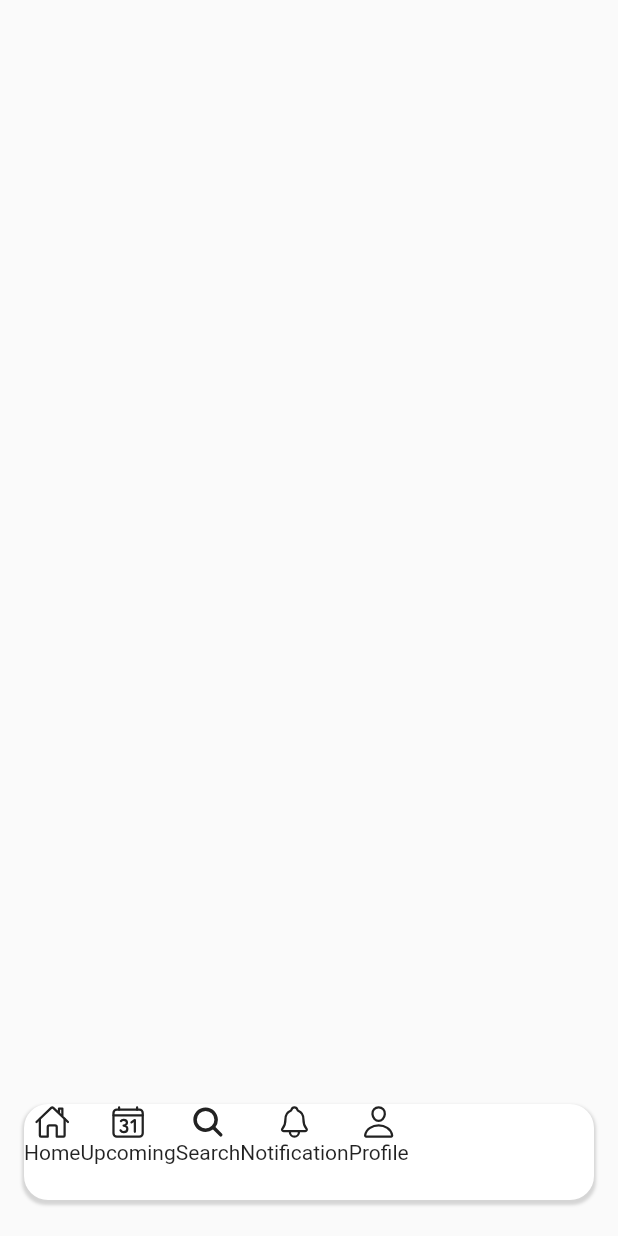
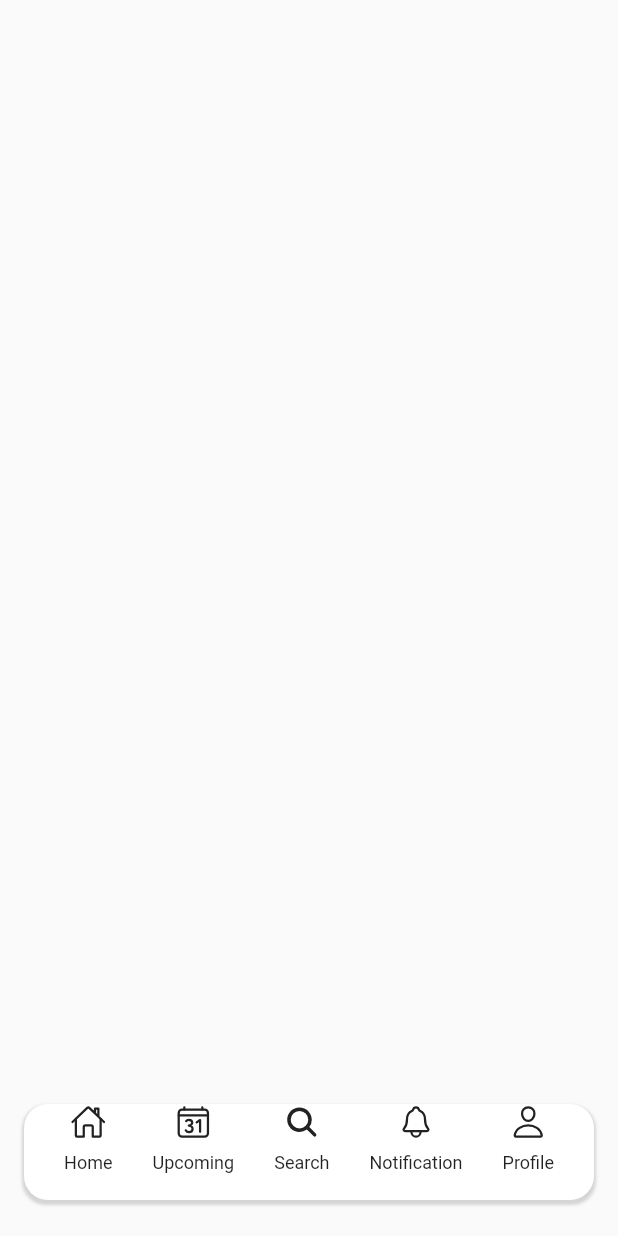
Before and after one commit to JAICHANGPARK/flutter_notebook_13th_story, a Flutter app: the screen it shows after launch, on a phone screen of 412 x 824 dp. Run offline on Flutter 3.47's test engine with Material 2 defaults, Android fonts, the phone set to English and light mode, and no system bars; our stand-ins replace flutter_svg, get, google_fonts, hooks_riverpod, ionicons, page_transition and 1 more; missing offline and left inert: barcode.

Commit message:
Update meditation_class_main_page.dart

```diff
--- a/lib/ep843_meditation_class_app/ui/meditation_class_main_page.dart
+++ b/lib/ep843_meditation_class_app/ui/meditation_class_main_page.dart
@@ -32,35 +32,50 @@ class _MeditationClassHomePageState extends State<MeditationClassHomePage> {
                           spreadRadius: 1)
                     ]),
                 child: Row(
+                  mainAxisAlignment: MainAxisAlignment.spaceEvenly,
                   children: [
                     Column(
                       children: [
                         Icon(Ionicons.home_outline),
-                        Text("Home"),
+                        SizedBox(height: 8),
+                        Text(
+                          "Home",
+                          style: TextStyle(fontSize: 12),
+                        ),
                       ],
                     ),
                     Column(
                       children: [
                         Icon(Ionicons.calendar_number_outline),
-                        Text("Upcoming"),
+                        SizedBox(height: 8),
+                        Text(
+                          "Upcoming",
+                          style: TextStyle(fontSize: 12),
+                        ),
                       ],
                     ),
                     Column(
                       children: [
                         Icon(Ionicons.search),
-                        Text("Search"),
+                        SizedBox(height: 8),
+                        Text(
+                          "Search",
+                          style: TextStyle(fontSize: 12),
+                        ),
                       ],
                     ),
                     Column(
                       children: [
                         Icon(Ionicons.notifications_outline),
-                        Text("Notification"),
+                        SizedBox(height: 8),
+                        Text("Notification", style: TextStyle(fontSize: 12)),
                       ],
                     ),
                     Column(
                       children: [
                         Icon(Ionicons.person_outline),
-                        Text("Profile"),
+                        SizedBox(height: 8),
+                        Text("Profile", style: TextStyle(fontSize: 12)),
                       ],
                     )
                   ],
```
